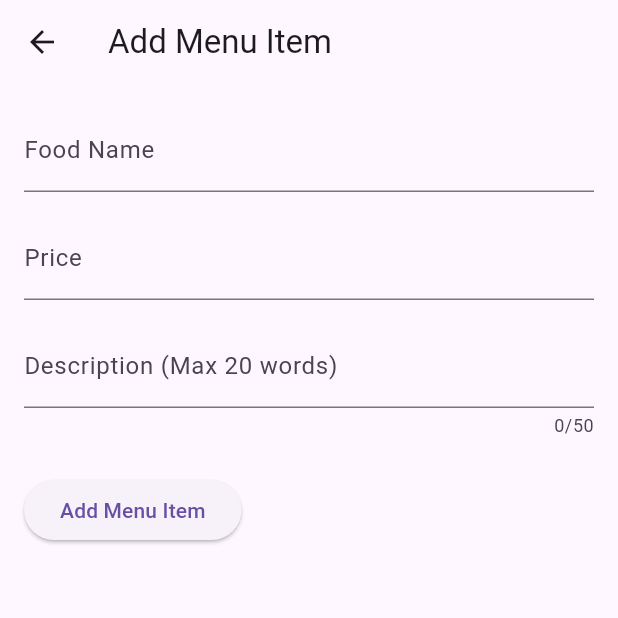
After one commit to Mohit-Adhikari/Hotel-Management-, a Flutter app: the AddMenuItemPage screen opened by its route, after a tap on "Add Menu Item", on a phone screen of 412 x 824 dp, the top half of it. The commit adds this screen. Run offline on Flutter 3.47's test engine with Material 3 defaults, Android fonts, the phone set to English and light mode, and no system bars; our stand-ins replace carousel_slider, cloud_firestore, firebase_auth, firebase_core, fl_chart, flutter_inset_box_shadow and 7 more; missing offline and left inert: dart:ffi, popup_menu; accounts and stored records are empty.

Commit message:
added the menu uploader to the owner

```diff
--- a/lib/main.dart
+++ b/lib/main.dart
@@ -2,6 +2,7 @@ import 'package:firebase_core/firebase_core.dart';
 import 'package:flutter/material.dart';
 import 'package:hotel_management/pages/Admin/adminHome.dart';
 import 'package:hotel_management/pages/Chefs/orders.dart';
+import 'package:hotel_management/pages/Owner/add_menu.dart';
 import 'package:hotel_management/pages/Owner/owner_homepage.dart';
 import 'package:hotel_management/pages/Owner/owner_signup.dart';
 
@@ -53,6 +54,7 @@ class MyApp extends StatelessWidget {
           '/bookingsuccess': (context) => UploadSuccessfulScreen(),
           '/ownersignup': (context) => OwnerSignup(),
           '/noorder': (context) => NoOrder(),
+          '/addmenu': (context) => AddMenuItemPage(),
         });
   }
 }
--- /dev/null
+++ b/lib/pages/Owner/add_menu.dart
@@ -0,0 +1,96 @@
+import 'package:firebase_auth/firebase_auth.dart';
+import 'package:flutter/material.dart';
+import 'package:hotel_management/services/crud.dart';
+
+class AddMenuItemPage extends StatefulWidget {
+  @override
+  _AddMenuItemPageState createState() => _AddMenuItemPageState();
+}
+
+class _AddMenuItemPageState extends State<AddMenuItemPage> {
+  final FirestoreService firestoreService = FirestoreService();
+  final User? currentUser = FirebaseAuth.instance.currentUser;
+  final TextEditingController _nameController = TextEditingController();
+  final TextEditingController _priceController = TextEditingController();
+  final TextEditingController _descriptionController = TextEditingController();
+
+  void _submitForm() {
+    // Save the data or send it to the server/database.
+    String foodName = _nameController.text;
+    int foodPrice = int.parse(_priceController.text);
+    String foodDescription = _descriptionController.text;
+    firestoreService.addMenu(
+        context, currentUser!.uid, foodName, foodPrice, foodDescription);
+
+    print('Food Name: $foodName');
+    print('Food Price: $foodPrice');
+    print('Food Description: $foodDescription');
+
+    // Clear the form after submission.
+    _nameController.clear();
+    _priceController.clear();
+    _descriptionController.clear();
+  }
+
+  @override
+  Widget build(BuildContext context) {
+    return Scaffold(
+      appBar: AppBar(
+        title: Text('Add Menu Item'),
+      ),
+      body: Padding(
+        padding: const EdgeInsets.all(16.0),
+        child: Form(
+          child: Column(
+            crossAxisAlignment: CrossAxisAlignment.start,
+            children: [
+              TextFormField(
+                controller: _nameController,
+                decoration: InputDecoration(labelText: 'Food Name'),
+                validator: (value) {
+                  if (value == null || value.isEmpty) {
+                    return 'Please enter the food name';
+                  }
+                  return null;
+                },
+              ),
+              SizedBox(height: 16),
+              TextFormField(
+                controller: _priceController,
+                decoration: InputDecoration(labelText: 'Price'),
+                keyboardType: TextInputType.number,
+                validator: (value) {
+                  if (value == null || value.isEmpty) {
+                    return 'Please enter the price';
+                  }
+                  if (double.tryParse(value) == null) {
+                    return 'Please enter a valid number';
+                  }
+                  return null;
+                },
+              ),
+              SizedBox(height: 16),
+              TextFormField(
+                controller: _descriptionController,
+                decoration:
+                    InputDecoration(labelText: 'Description (Max 20 words)'),
+                maxLength: 50,
+                validator: (value) {
+                  if (value == null || value.isEmpty) {
+                    return 'Please enter a description';
+                  }
+                  return null;
+                },
+              ),
+              SizedBox(height: 24),
+              ElevatedButton(
+                onPressed: _submitForm,
+                child: Text('Add Menu Item'),
+              ),
+            ],
+          ),
+        ),
+      ),
+    );
+  }
+}
--- a/lib/pages/Owner/resturant_page.dart
+++ b/lib/pages/Owner/resturant_page.dart
@@ -133,6 +133,14 @@ class ResturantPage extends StatelessWidget {
                     openDialogLocation();
                   },
                 ),
+                ProfileMenuCard(
+                  svgSrc: shareIconSvg,
+                  title: "Add Menu Items",
+                  subTitle: "Add food, description and price",
+                  press: () {
+                    Navigator.pushNamed(context, '/addmenu');
+                  },
+                ),
               ],
             ),
           ),
```
Also changed, not shown: lib/services/crud.dart (+51 -5 lines). Lines whose indentation alone changed are shown as unchanged.
